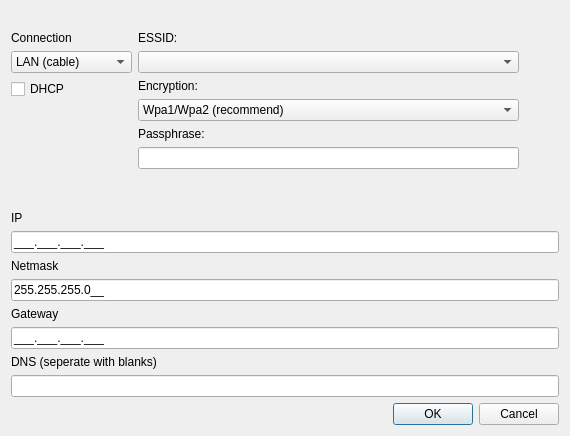
First picture: the form in src/player-common/networkdialog.ui, repository sagiadinos/garlic-player, before the edit.
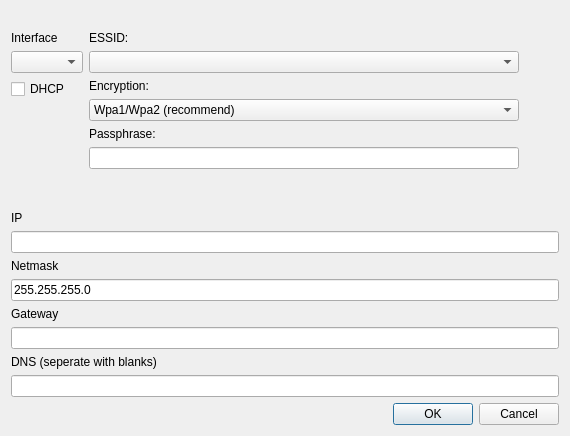
Second picture: the form after the edit.

Diff of the .ui file:
```diff
--- a/src/player-common/networkdialog.ui
+++ b/src/player-common/networkdialog.ui
@@ -30,23 +30,12 @@
          <item>
           <widget class="QLabel" name="labelConnection">
            <property name="text">
-            <string>Connection</string>
+            <string>Interface</string>
            </property>
           </widget>
          </item>
          <item alignment="Qt::AlignBottom">
-          <widget class="QComboBox" name="cb_connection">
-           <item>
-            <property name="text">
-             <string>LAN (cable)</string>
-            </property>
-           </item>
-           <item>
-            <property name="text">
-             <string>WLAN (wireless)</string>
-            </property>
-           </item>
-          </widget>
+          <widget class="QComboBox" name="cb_interface"/>
          </item>
          <item>
           <widget class="QCheckBox" name="chk_dhcp">
@@ -151,10 +140,10 @@
         <set>Qt::ImhNone</set>
        </property>
        <property name="inputMask">
-        <string>000.000.000.000;_</string>
+        <string/>
        </property>
        <property name="text">
-        <string>...</string>
+        <string/>
        </property>
       </widget>
      </item>
@@ -168,7 +157,7 @@
      <item>
       <widget class="QLineEdit" name="edit_netmask">
        <property name="inputMask">
-        <string>000.000.000.000;_</string>
+        <string/>
        </property>
        <property name="text">
         <string>255.255.255.0</string>
@@ -185,7 +174,7 @@
      <item>
       <widget class="QLineEdit" name="edit_gateway">
        <property name="inputMask">
-        <string>000.000.000.000;_</string>
+        <string/>
        </property>
       </widget>
      </item>
```
Left out of the diff: 2 changed lines with no effect on the pictures.
